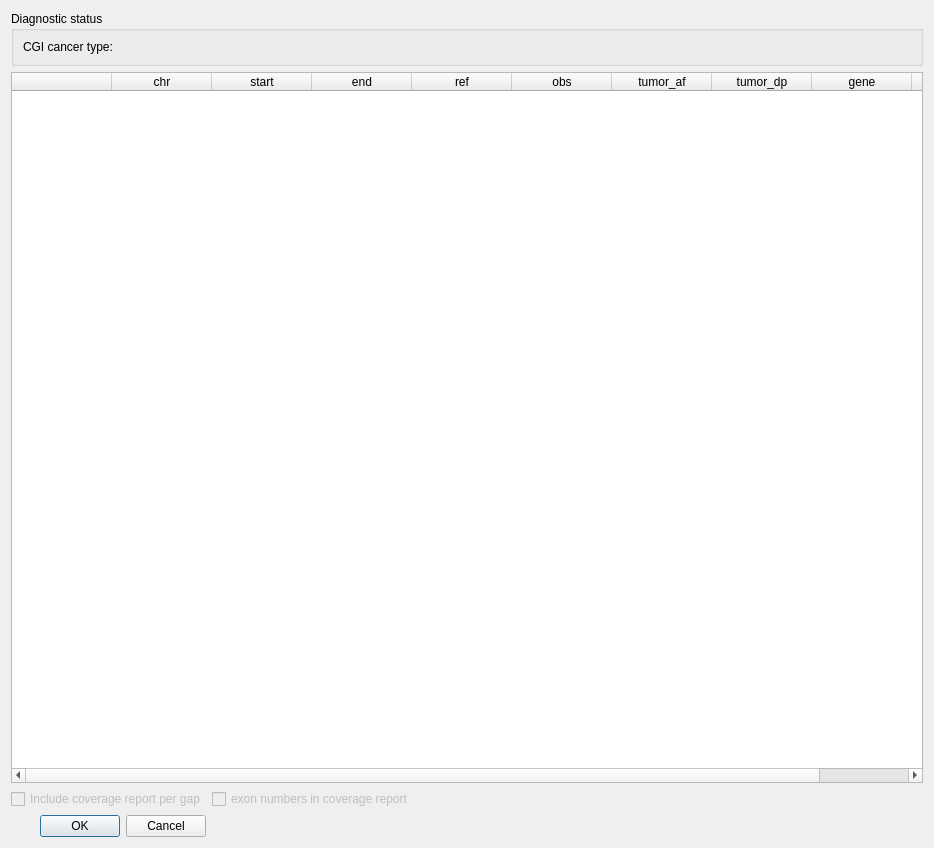
This is src/GSvar/TumorOnlyReportDialog.ui in imgag/ngs-bits as Qt 5 draws it before an edit. The edited form follows.
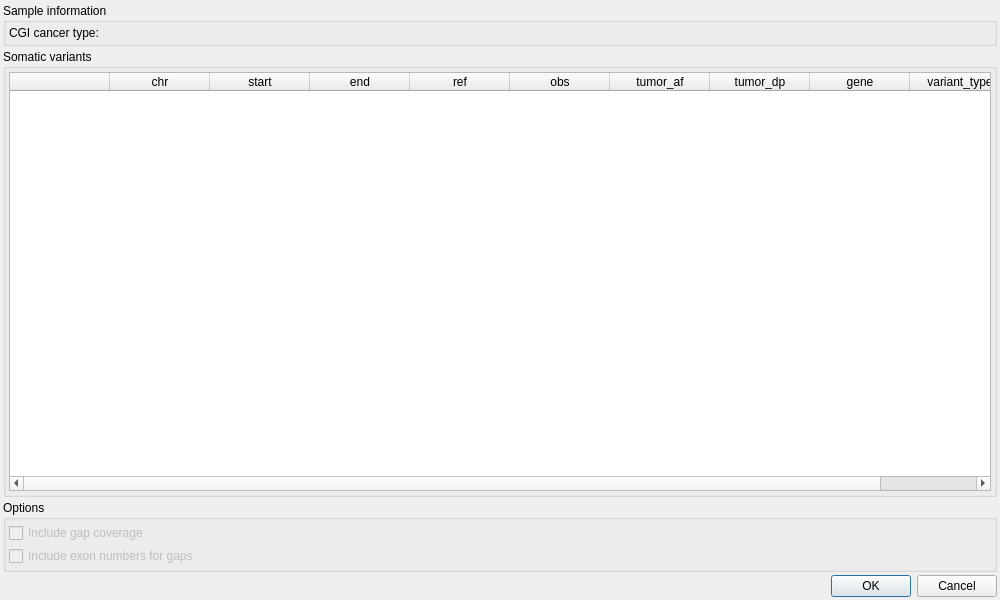
This is the edited form. Custom widgets are drawn as their Qt base class.

Commit message: Improved layout of somatic reports.

What changed in the file:
```diff
--- a/src/GSvar/TumorOnlyReportDialog.ui
+++ b/src/GSvar/TumorOnlyReportDialog.ui
@@ -6,15 +6,36 @@
    <rect>
     <x>0</x>
     <y>0</y>
-    <width>934</width>
-    <height>848</height>
+    <width>1000</width>
+    <height>600</height>
    </rect>
   </property>
+  <property name="minimumSize">
+   <size>
+    <width>1000</width>
+    <height>600</height>
+   </size>
+  </property>
   <property name="windowTitle">
    <string>Create tumor-only report</string>
   </property>
-  <layout class="QGridLayout" name="gridLayout_2">
-   <item row="0" column="0" colspan="3">
+  <layout class="QVBoxLayout" name="verticalLayout_3">
+   <property name="spacing">
+    <number>3</number>
+   </property>
+   <property name="leftMargin">
+    <number>3</number>
+   </property>
+   <property name="topMargin">
+    <number>3</number>
+   </property>
+   <property name="rightMargin">
+    <number>3</number>
+   </property>
+   <property name="bottomMargin">
+    <number>3</number>
+   </property>
+   <item>
     <widget class="QGroupBox" name="groupBox">
      <property name="sizePolicy">
       <sizepolicy hsizetype="Expanding" vsizetype="Preferred">
@@ -23,9 +44,27 @@
       </sizepolicy>
      </property>
      <property name="title">
-      <string>Diagnostic status</string>
+      <string>Sample information</string>
+     </property>
+     <property name="flat">
+      <bool>true</bool>
      </property>
      <layout class="QGridLayout" name="gridLayout">
+      <property name="leftMargin">
+       <number>3</number>
+      </property>
+      <property name="topMargin">
+       <number>3</number>
+      </property>
+      <property name="rightMargin">
+       <number>3</number>
+      </property>
+      <property name="bottomMargin">
+       <number>3</number>
+      </property>
+      <property name="spacing">
+       <number>3</number>
+      </property>
       <item row="0" column="0">
        <widget class="QLabel" name="label">
         <property name="sizePolicy">
@@ -55,7 +94,31 @@
      </layout>
     </widget>
    </item>
-   <item row="1" column="0" colspan="3">
+   <item>
+    <widget class="QGroupBox" name="groupBox_2">
+     <property name="title">
+      <string>Somatic variants</string>
+     </property>
+     <property name="flat">
+      <bool>true</bool>
+     </property>
+     <layout class="QVBoxLayout" name="verticalLayout">
+      <property name="spacing">
+       <number>3</number>
+      </property>
+      <property name="leftMargin">
+       <number>3</number>
+      </property>
+      <property name="topMargin">
+       <number>3</number>
+      </property>
+      <property name="rightMargin">
+       <number>3</number>
+      </property>
+      <property name="bottomMargin">
+       <number>3</number>
+      </property>
+      <item>
     <widget class="VariantTable" name="snvs">
      <property name="contextMenuPolicy">
       <enum>Qt::CustomContextMenu</enum>
@@ -124,7 +187,34 @@
      </column>
     </widget>
    </item>
-   <item row="2" column="0">
+     </layout>
+    </widget>
+   </item>
+   <item>
+    <widget class="QGroupBox" name="groupBox_3">
+     <property name="title">
+      <string>Options</string>
+     </property>
+     <property name="flat">
+      <bool>true</bool>
+     </property>
+     <layout class="QVBoxLayout" name="verticalLayout_2">
+      <property name="spacing">
+       <number>3</number>
+      </property>
+      <property name="leftMargin">
+       <number>3</number>
+      </property>
+      <property name="topMargin">
+       <number>3</number>
+      </property>
+      <property name="rightMargin">
+       <number>3</number>
+      </property>
+      <property name="bottomMargin">
+       <number>3</number>
+      </property>
+      <item>
     <widget class="QCheckBox" name="include_cov_per_gap">
      <property name="enabled">
       <bool>false</bool>
@@ -136,24 +226,33 @@
       </sizepolicy>
      </property>
      <property name="text">
-      <string>Include coverage report per gap</string>
+         <string>Include gap coverage</string>
      </property>
     </widget>
    </item>
-   <item row="2" column="2">
-    <spacer name="horizontalSpacer">
-     <property name="orientation">
-      <enum>Qt::Horizontal</enum>
-     </property>
-     <property name="sizeHint" stdset="0">
-      <size>
-       <width>538</width>
-       <height>20</height>
-      </size>
-     </property>
-    </spacer>
-   </item>
-   <item row="3" column="0">
+      <item>
+       <widget class="QCheckBox" name="include_exon_number">
+        <property name="enabled">
+         <bool>false</bool>
+        </property>
+        <property name="sizePolicy">
+         <sizepolicy hsizetype="Minimum" vsizetype="Minimum">
+          <horstretch>0</horstretch>
+          <verstretch>0</verstretch>
+         </sizepolicy>
+        </property>
+        <property name="text">
+         <string>Include exon numbers for gaps</string>
+        </property>
+        <property name="checked">
+         <bool>false</bool>
+        </property>
+       </widget>
+      </item>
+     </layout>
+    </widget>
+   </item>
+   <item>
     <widget class="QDialogButtonBox" name="buttonBox">
      <property name="orientation">
       <enum>Qt::Horizontal</enum>
@@ -163,25 +262,6 @@
      </property>
     </widget>
    </item>
-   <item row="2" column="1">
-    <widget class="QCheckBox" name="include_exon_number">
-     <property name="enabled">
-      <bool>false</bool>
-     </property>
-     <property name="sizePolicy">
-      <sizepolicy hsizetype="Minimum" vsizetype="Minimum">
-       <horstretch>0</horstretch>
-       <verstretch>0</verstretch>
-      </sizepolicy>
-     </property>
-     <property name="text">
-      <string>exon numbers in coverage report</string>
-     </property>
-     <property name="checked">
-      <bool>false</bool>
-     </property>
-    </widget>
-   </item>
   </layout>
  </widget>
  <customwidgets>
```
Lines whose indentation alone changed are shown as unchanged. The commit also changes 4 other files.
